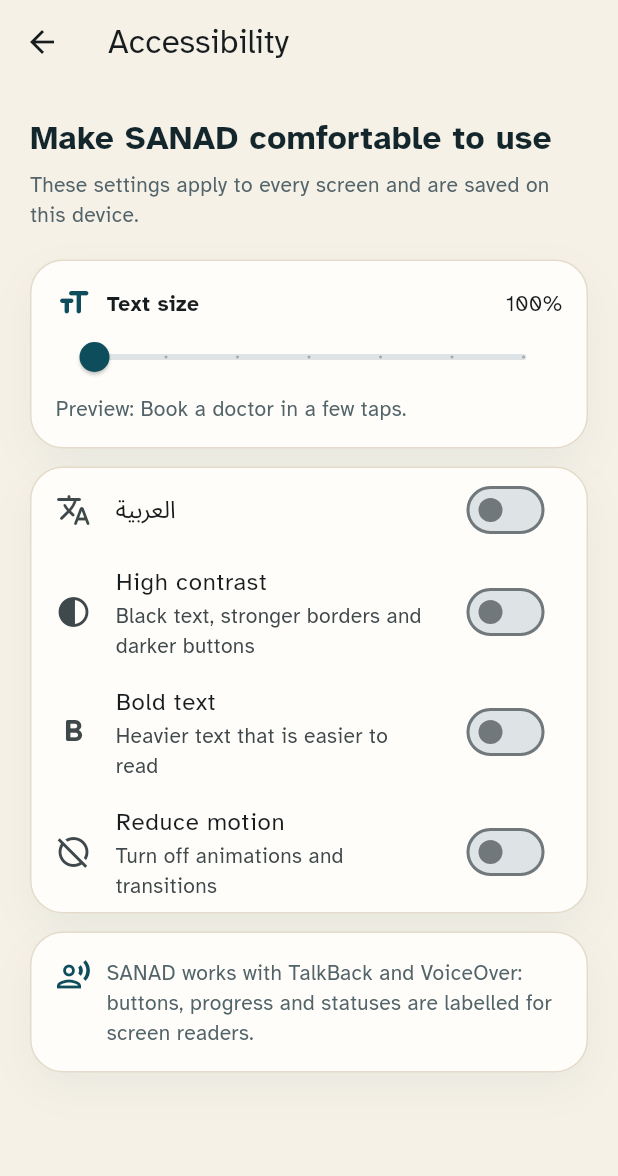
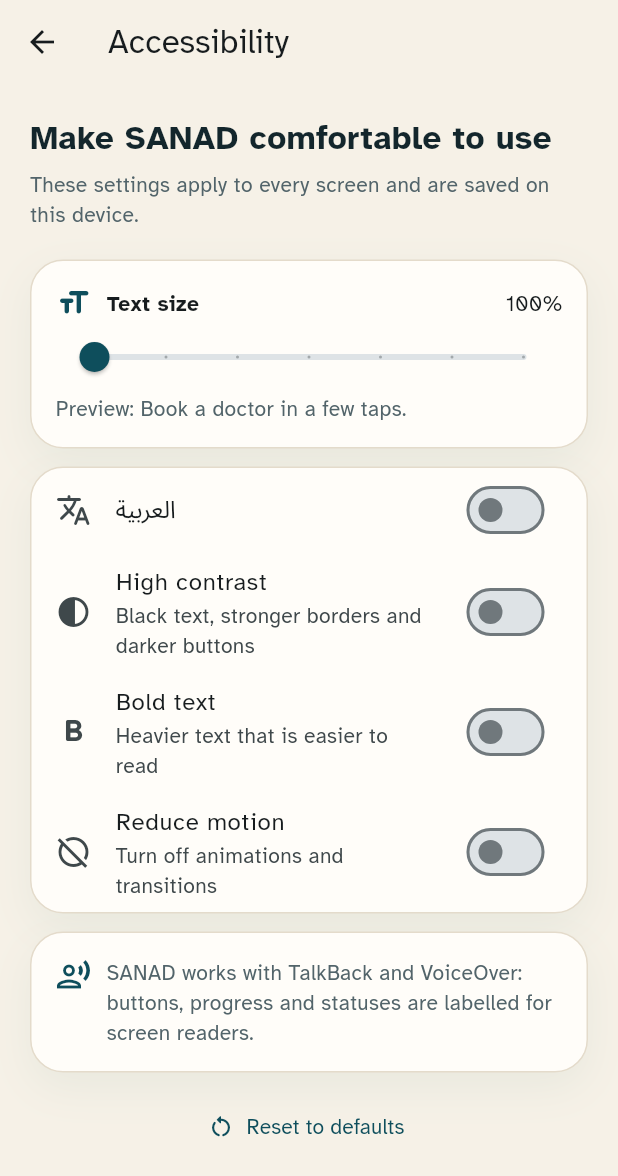
Before and after one commit to EyadOraby/grad, a Flutter app: the screen it shows after launch, after a tap on the "accessibility new" icon, on a phone screen of 412 x 824 dp. Shown: the top 1176 px of the screen. Run offline on Flutter 3.47's test engine with Material 3 defaults, Android fonts, the phone set to English and light mode, and no system bars; our stand-ins replace carousel_slider, firebase_core, shared_preferences; accounts and stored records are empty.

Commit message:
Accessibility: reset to defaults, keeping the language

```diff
--- a/lib/l10n/sanad_strings.dart
+++ b/lib/l10n/sanad_strings.dart
@@ -287,6 +287,7 @@ const sanadArabic = <String, String>{
   'Closed': 'مغلقة',
   'All': 'الكل',
   'Nothing here.': 'لا شيء هنا.',
+  'Reset to defaults': 'استعادة الإعدادات الافتراضية',
   'Pending Applications': 'تقديمات قيد الانتظار',
 };
 
--- a/lib/views/pages/accessibility_page.dart
+++ b/lib/views/pages/accessibility_page.dart
@@ -113,6 +113,15 @@ class AccessibilityPage extends StatelessWidget {
                       ),
                     ]),
               ),
+              const SizedBox(height: 12),
+              Center(
+                child: TextButton.icon(
+                  onPressed: () => sanadStore.updateSettings(AccessibilitySettings(
+                      language: sanadStore.settings.language)),
+                  icon: const Icon(Icons.restart_alt_rounded),
+                  label: Text(context.t('Reset to defaults')),
+                ),
+              ),
             ],
           );
         },
```
Also changed, not shown: 1 other file.
